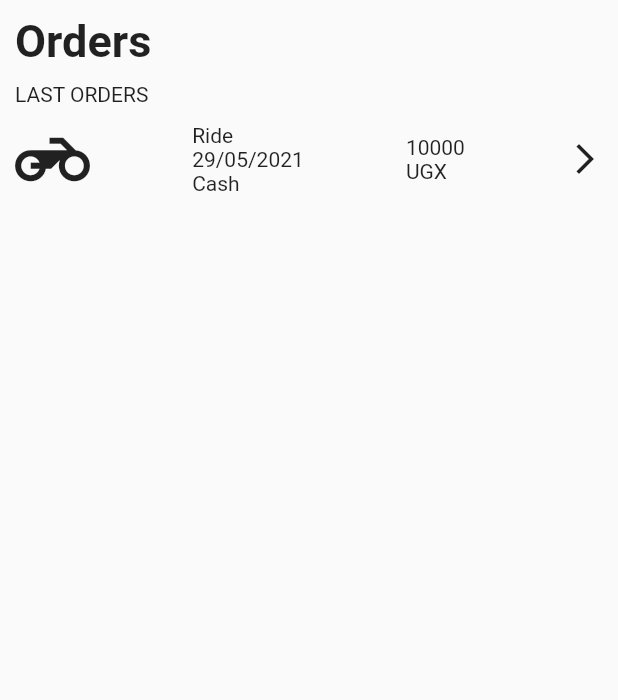
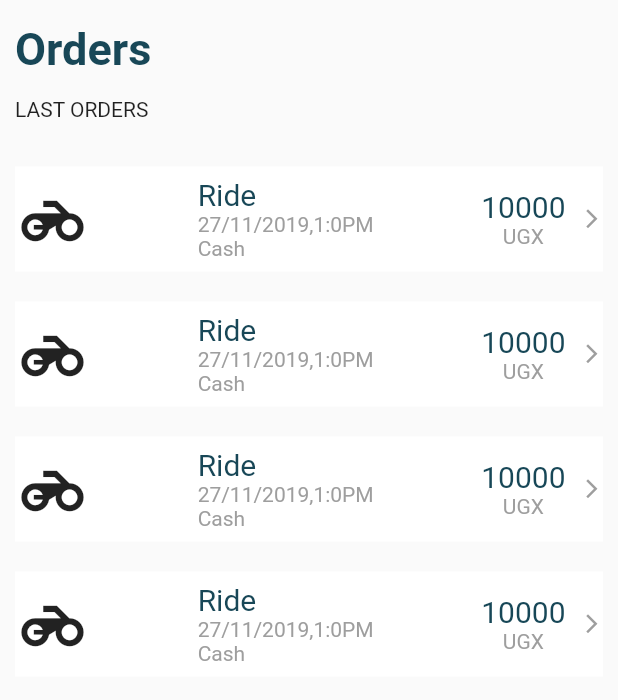
Before and after one commit to admiralsimon/SafeBoda-Clone, a Flutter app: the OrdersScreen screen opened directly, on a phone screen of 412 x 824 dp. Shown: the top 700 px of the screen. Run offline on Flutter 3.47's test engine with Material 2 defaults, Android fonts, the phone set to English and light mode, and no system bars; our stand-ins replace font_awesome_flutter.

Commit message:
minor change

```diff
--- a/lib/constants.dart
+++ b/lib/constants.dart
@@ -4,3 +4,4 @@ import 'package:flutter/material.dart';
 const Color kSafeBodaBlue = Color(0xff184757);
 const Color kSafeBodaGray = Color(0xffc9c9c9);
 const Color kSafeBodaOrange = Color(0xffff8800);
+// #FF8800
--- a/lib/screens/my_account_screen.dart
+++ b/lib/screens/my_account_screen.dart
@@ -9,9 +9,6 @@ class MyAccountScreen extends StatelessWidget {
   @override
   Widget build(BuildContext context) {
     return Scaffold(
-      // appBar: AppBar(
-      //   title: Text("My Account"),
-      // ),
       body: SafeArea(
         child: Container(
           margin: EdgeInsets.all(10.0),
--- a/lib/screens/orders_screen.dart
+++ b/lib/screens/orders_screen.dart
@@ -1,4 +1,5 @@
 import 'package:flutter/material.dart';
+import 'package:safe_boda_clone/constants.dart';
 
 class OrdersScreen extends StatelessWidget {
   static const ordersScreen = "/orders-screen";
@@ -11,44 +12,35 @@ class OrdersScreen extends StatelessWidget {
           child: Column(
             crossAxisAlignment: CrossAxisAlignment.start,
             children: [
-              Text(
+              Container(
+                margin: EdgeInsets.only(top: 5.0, bottom: 10.0),
+                child: Text(
                   "Orders",
                   style: TextStyle(
+                    color: kSafeBodaBlue,
                     fontSize: 30.0,
                     fontWeight: FontWeight.bold,
                   ),
                 ),
+              ),
+              SingleChildScrollView(
+                scrollDirection: Axis.vertical,
+                child: Column(
+                  crossAxisAlignment: CrossAxisAlignment.start,
+                  children: [
+                    Container(
+                      margin: EdgeInsets.only(top: 5.0, bottom: 10.0),
+                      child: Text("LAST ORDERS"),
+                    ),
                     SizedBox(
                       height: 10.0,
                     ),
-              Text("LAST ORDERS"),
-              SizedBox(
-                height: 10.0,
-              ),
-              Row(
-                mainAxisAlignment: MainAxisAlignment.spaceBetween,
-                children: [
-                  Icon(
-                    Icons.motorcycle_sharp,
-                    size: 50.0,
-                  ),
-                  Column(
-                    crossAxisAlignment: CrossAxisAlignment.start,
-                    children: [
-                      Text("Ride"),
-                      Text("29/05/2021"),
-                      Text("Cash"),
+                    Order(context),
+                    Order(context),
+                    Order(context),
+                    Order(context),
                   ],
                 ),
-                  Column(
-                    crossAxisAlignment: CrossAxisAlignment.start,
-                    children: [
-                      Text("10000"),
-                      Text("UGX"),
-                    ],
-                  ),
-                  Icon(Icons.arrow_forward_ios),
-                ],
               )
             ],
           ),
@@ -56,4 +48,70 @@ class OrdersScreen extends StatelessWidget {
       ),
     );
   }
+
+  Widget Order(BuildContext context) {
+    return Container(
+      color: Colors.white,
+      margin: EdgeInsets.only(top: 10, bottom: 10),
+      child: Row(
+          mainAxisAlignment: MainAxisAlignment.spaceBetween,
+          children: <Widget>[
+            Container(
+              height: 70,
+              child: Icon(
+                Icons.motorcycle,
+                size: 50,
+              ),
+            ),
+            Container(
+                child: Column(
+              crossAxisAlignment: CrossAxisAlignment.start,
+              mainAxisAlignment: MainAxisAlignment.spaceAround,
+              children: <Widget>[
+                Text(
+                  "Ride",
+                  style: TextStyle(
+                    color: kSafeBodaBlue,
+                    fontSize: 20,
+                  ),
+                ),
+                Text(
+                  "27/11/2019,1:0PM",
+                  style: TextStyle(color: Colors.grey),
+                ),
+                Text(
+                  "Cash",
+                  style: TextStyle(color: Colors.grey),
+                ),
+              ],
+            )),
+            Container(
+                child: Row(
+              children: <Widget>[
+                Column(children: [
+                  Text(
+                    "10000",
+                    style: TextStyle(
+                      color: Color(0XFF174757),
+                      fontSize: 20,
+                    ),
+                  ),
+                  Text(
+                    "UGX",
+                    style: TextStyle(color: Colors.grey),
+                  ),
+                ]),
+                SizedBox(
+                  width: 10,
+                ),
+                Icon(
+                  Icons.arrow_forward_ios,
+                  size: 15,
+                  color: Colors.grey,
+                )
+              ],
+            ))
+          ]),
+    );
   }
+}
```
Also changed, not shown: lib/screens/home_screen.dart (+96 -42 lines), lib/screens/tabs_screen.dart (+0 -9 lines), lib/widgets/list_tile_widget.dart (+9 -5 lines). Lines whose indentation alone changed are shown as unchanged.
